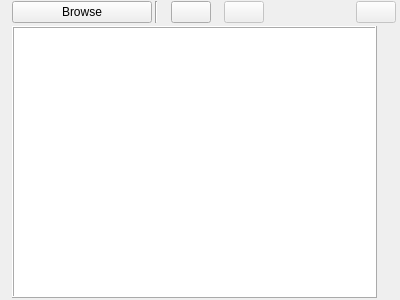
Before: the Qt Designer form ui/home_view.ui in zkovari/plotlyst, drawn with Qt 5.
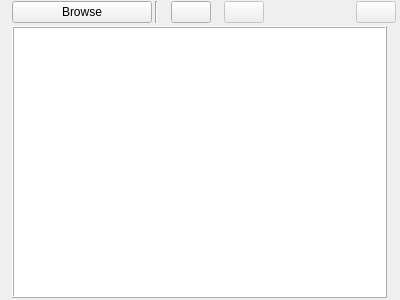
After: the same form once the commit is applied.

Commit message: Doc history word count

Patch:
```diff
--- a/ui/home_view.ui
+++ b/ui/home_view.ui
@@ -211,22 +211,12 @@
    </item>
    <item>
     <layout class="QHBoxLayout" name="horizontalLayout_2">
-     <item>
-      <spacer name="horizontalSpacer_2">
-       <property name="orientation">
-        <enum>Qt::Horizontal</enum>
-       </property>
-       <property name="sizeType">
-        <enum>QSizePolicy::Preferred</enum>
-       </property>
-       <property name="sizeHint" stdset="0">
-        <size>
-         <width>10</width>
-         <height>10</height>
-        </size>
-       </property>
-      </spacer>
-     </item>
+     <property name="leftMargin">
+      <number>10</number>
+     </property>
+     <property name="rightMargin">
+      <number>10</number>
+     </property>
      <item>
       <widget class="QFrame" name="novels">
        <property name="sizePolicy">
@@ -248,22 +238,6 @@
        </property>
       </widget>
      </item>
-     <item>
-      <spacer name="horizontalSpacer_3">
-       <property name="orientation">
-        <enum>Qt::Horizontal</enum>
-       </property>
-       <property name="sizeType">
-        <enum>QSizePolicy::Preferred</enum>
-       </property>
-       <property name="sizeHint" stdset="0">
-        <size>
-         <width>20</width>
-         <height>20</height>
-        </size>
-       </property>
-      </spacer>
-     </item>
     </layout>
    </item>
   </layout>
```
The commit also changes 1 other file.
